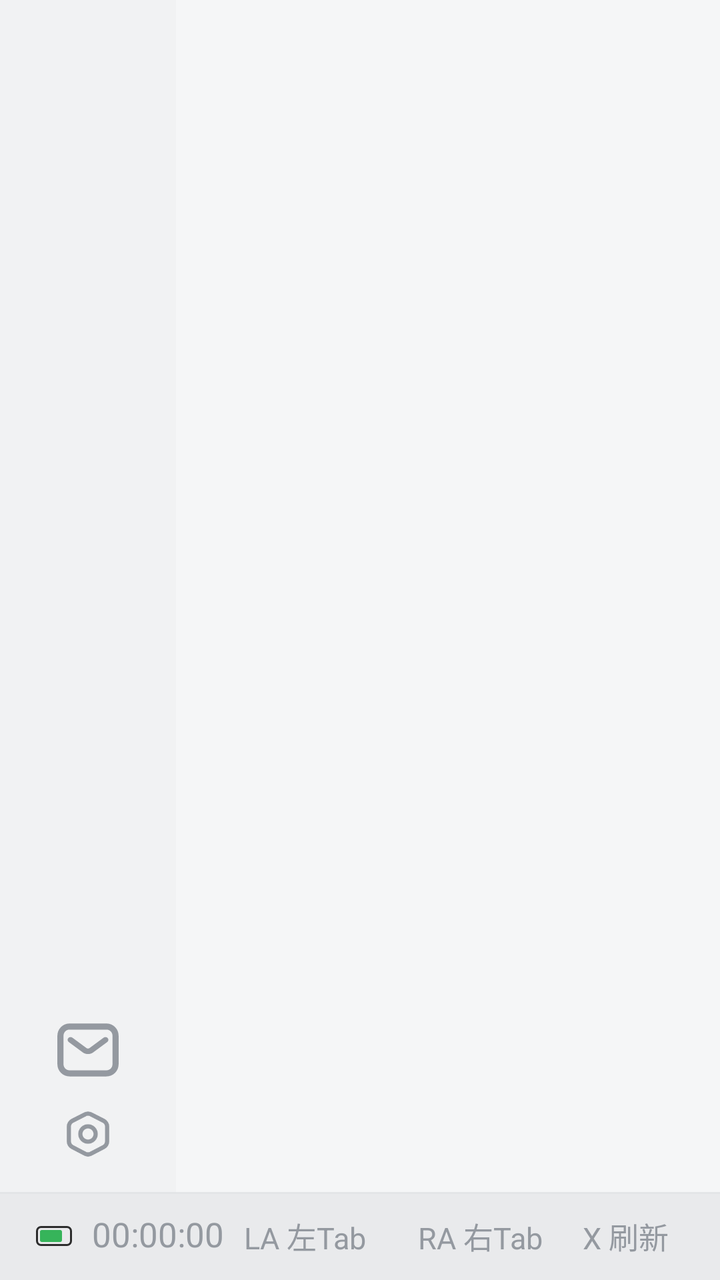
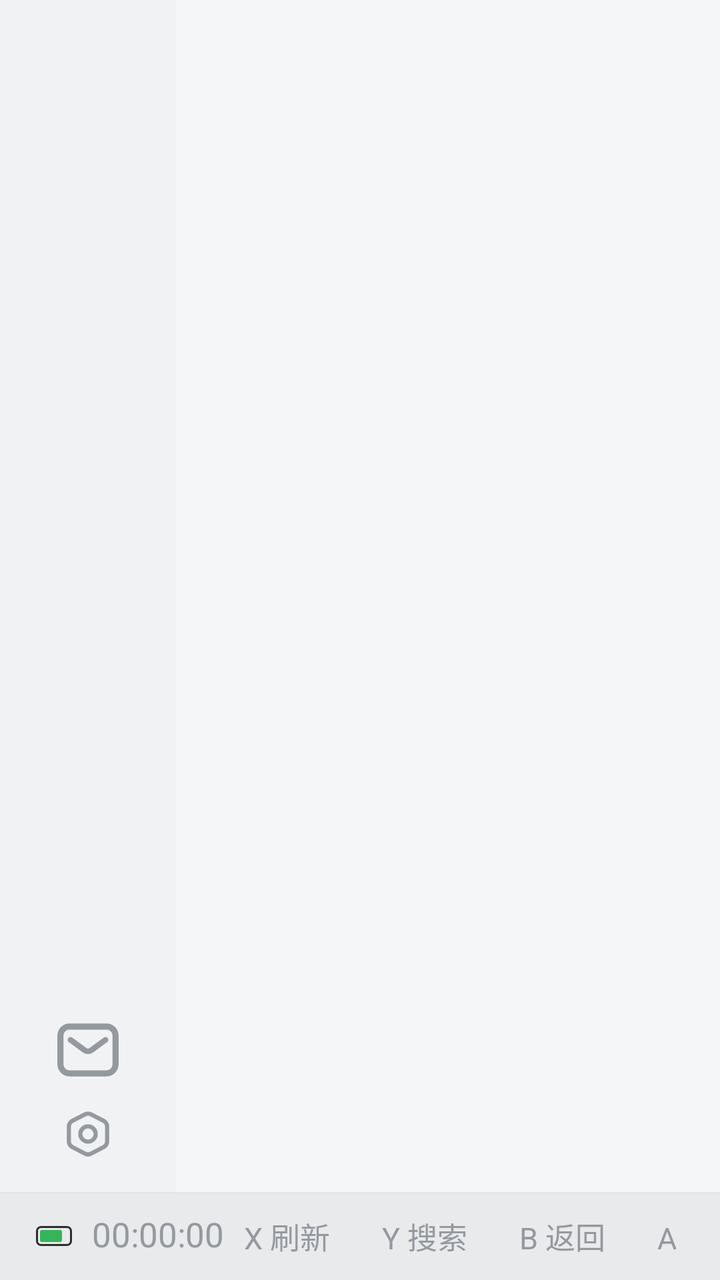

Before-and-after screenshots of an Android layout around one commit, followed by the original layout XML and the change that was made.
<!-- AndroidManifest.xml: application theme Theme.Blbl -->
<!-- res/layout/activity_main.xml -->
<?xml version="1.0" encoding="utf-8"?>
<androidx.constraintlayout.widget.ConstraintLayout xmlns:android="http://schemas.android.com/apk/res/android"
    xmlns:app="http://schemas.android.com/apk/res-auto"
    android:layout_width="match_parent"
    android:layout_height="match_parent"
    android:background="?attr/blblPageBackdrop">

    <LinearLayout
        android:id="@+id/sidebar"
        android:layout_width="@dimen/sidebar_width"
        android:layout_height="0dp"
        android:background="@color/blbl_surface_variant_wiliwili_light"
        android:clipChildren="false"
        android:orientation="vertical"
        app:layout_constraintBottom_toTopOf="@id/footer_bar"
        app:layout_constraintStart_toStartOf="parent"
        app:layout_constraintTop_toTopOf="parent">

        <com.google.android.material.imageview.ShapeableImageView
            android:id="@+id/iv_sidebar_user"
            android:layout_width="@dimen/sidebar_user_size"
            android:layout_height="@dimen/sidebar_user_size"
            android:layout_gravity="center_horizontal"
            android:layout_marginTop="@dimen/sidebar_user_margin_top"
            android:clickable="true"
            android:defaultFocusHighlightEnabled="false"
            android:focusable="true"
            android:padding="1dp"
            android:stateListAnimator="@animator/blbl_focus_scale"
            android:visibility="gone"
            android:contentDescription="@string/app_name"
            android:src="@android:drawable/sym_def_app_icon"
            app:shapeAppearanceOverlay="@style/ShapeAppearanceOverlay_Blbl_Circular"
            app:strokeColor="?attr/blblFocusStrokeColor"
            app:strokeWidth="2dp" />

        <TextView
            android:id="@+id/btn_sidebar_login"
            android:layout_width="@dimen/sidebar_login_size"
            android:layout_height="@dimen/sidebar_login_size"
            android:layout_gravity="center_horizontal"
            android:layout_marginTop="@dimen/sidebar_login_margin_top"
            android:clickable="true"
            android:focusable="true"
            android:gravity="center"
            android:includeFontPadding="false"
            android:stateListAnimator="@animator/blbl_focus_scale"
            android:text="@string/sidebar_login"
            android:textColor="?attr/blblOnPageBackdrop"
            android:textSize="@dimen/sidebar_login_text_size"
            android:visibility="gone"
            android:background="@drawable/blbl_login_circle_bg" />

        <androidx.recyclerview.widget.RecyclerView
            android:id="@+id/recycler_sidebar"
            android:layout_width="match_parent"
            android:layout_height="0dp"
            android:layout_marginTop="@dimen/sidebar_nav_margin_top"
            android:layout_weight="1"
            android:clipChildren="false"
            android:clipToPadding="false"
            android:paddingVertical="0dp" />

        <com.google.android.material.card.MaterialCardView
            android:id="@+id/btn_sidebar_inbox"
            android:layout_width="@dimen/sidebar_main_settings_size"
            android:layout_height="@dimen/sidebar_main_settings_size"
            android:layout_gravity="center_horizontal"
            android:layout_marginBottom="8dp"
            android:contentDescription="消息"
            android:clickable="true"
            android:focusable="true"
            android:stateListAnimator="@animator/blbl_focus_scale"
            android:padding="@dimen/sidebar_main_settings_padding"
            app:cardBackgroundColor="@android:color/transparent"
            app:cardCornerRadius="10dp"
            app:cardElevation="0dp"
            app:strokeColor="?attr/blblFocusStrokeFocusOnlyColor"
            app:strokeWidth="2dp">

            <ImageView
                android:layout_width="match_parent"
                android:layout_height="match_parent"
                android:contentDescription="@null"
                android:scaleType="fitCenter"
                android:src="@drawable/ic_wiliwili_inbox_centered"
                app:tint="?attr/blblOnPageBackdropSecondary" />
        </com.google.android.material.card.MaterialCardView>

        <com.google.android.material.card.MaterialCardView
            android:id="@+id/btn_sidebar_settings"
            android:layout_width="@dimen/sidebar_main_settings_size"
            android:layout_height="@dimen/sidebar_main_settings_size"
            android:layout_gravity="center_horizontal"
            android:layout_marginBottom="@dimen/sidebar_settings_margin_bottom"
            android:contentDescription="@string/tab_settings"
            android:clickable="true"
            android:focusable="true"
            android:stateListAnimator="@animator/blbl_focus_scale"
            android:padding="@dimen/sidebar_main_settings_padding"
            app:cardBackgroundColor="@android:color/transparent"
            app:cardCornerRadius="10dp"
            app:cardElevation="0dp"
            app:strokeColor="?attr/blblFocusStrokeFocusOnlyColor"
            app:strokeWidth="2dp">

            <ImageView
                android:layout_width="match_parent"
                android:layout_height="match_parent"
                android:contentDescription="@null"
                android:scaleType="fitCenter"
                android:src="@drawable/wiliwili_ico_setting"
                app:tint="?attr/blblOnPageBackdropSecondary" />
        </com.google.android.material.card.MaterialCardView>
    </LinearLayout>

    <FrameLayout
        android:id="@+id/main_container"
        android:layout_width="0dp"
        android:layout_height="0dp"
        android:background="?attr/blblContentBackground"
        app:layout_constraintBottom_toTopOf="@id/footer_bar"
        app:layout_constraintEnd_toEndOf="parent"
        app:layout_constraintStart_toEndOf="@id/sidebar"
        app:layout_constraintTop_toTopOf="parent" />

    <LinearLayout
        android:id="@+id/footer_bar"
        android:layout_width="0dp"
        android:layout_height="44dp"
        android:background="@drawable/bg_wiliwili_footer_light"
        android:gravity="center_vertical"
        android:orientation="horizontal"
        android:paddingStart="18dp"
        android:paddingEnd="22dp"
        app:layout_constraintBottom_toBottomOf="parent"
        app:layout_constraintEnd_toEndOf="parent"
        app:layout_constraintStart_toStartOf="parent">

        <View
            android:layout_width="18dp"
            android:layout_height="10dp"
            android:background="@drawable/bg_wiliwili_battery" />

        <TextClock
            android:id="@+id/footer_clock"
            android:layout_width="wrap_content"
            android:layout_height="wrap_content"
            android:layout_marginStart="10dp"
            android:format12Hour="HH:mm:ss"
            android:format24Hour="HH:mm:ss"
            android:includeFontPadding="false"
            android:textColor="?attr/blblOnPageBackdropSecondary"
            android:textSize="17sp" />

        <View
            android:layout_width="0dp"
            android:layout_height="1dp"
            android:layout_weight="1" />

        <TextView
            android:id="@+id/footer_prev_tab"
            android:layout_width="wrap_content"
            android:layout_height="32dp"
            android:background="@drawable/bg_wiliwili_footer_key"
            android:clickable="true"
            android:focusable="true"
            android:gravity="center"
            android:paddingHorizontal="10dp"
            android:text="LA 左Tab"
            android:textColor="?attr/blblOnPageBackdropSecondary"
            android:textSize="15sp" />

        <TextView
            android:id="@+id/footer_next_tab"
            android:layout_width="wrap_content"
            android:layout_height="32dp"
            android:layout_marginStart="6dp"
            android:background="@drawable/bg_wiliwili_footer_key"
            android:clickable="true"
            android:focusable="true"
            android:gravity="center"
            android:paddingHorizontal="10dp"
            android:text="RA 右Tab"
            android:textColor="?attr/blblOnPageBackdropSecondary"
            android:textSize="15sp" />

        <TextView
            android:id="@+id/footer_refresh"
            android:layout_width="wrap_content"
            android:layout_height="32dp"
            android:background="@drawable/bg_wiliwili_footer_key"
            android:clickable="true"
            android:focusable="true"
            android:gravity="center"
            android:paddingHorizontal="10dp"
            android:text="X 刷新"
            android:textColor="?attr/blblOnPageBackdropSecondary"
            android:textSize="15sp" />

        <TextView
            android:id="@+id/footer_search"
            android:layout_width="wrap_content"
            android:layout_height="32dp"
            android:layout_marginStart="6dp"
            android:background="@drawable/bg_wiliwili_footer_key"
            android:clickable="true"
            android:focusable="true"
            android:gravity="center"
            android:paddingHorizontal="10dp"
            android:text="Y 搜索"
            android:textColor="?attr/blblOnPageBackdropSecondary"
            android:textSize="15sp" />

        <TextView
            android:id="@+id/footer_back"
            android:layout_width="wrap_content"
            android:layout_height="32dp"
            android:layout_marginStart="6dp"
            android:background="@drawable/bg_wiliwili_footer_key"
            android:clickable="true"
            android:focusable="true"
            android:gravity="center"
            android:paddingHorizontal="10dp"
            android:text="B 返回"
            android:textColor="?attr/blblOnPageBackdropSecondary"
            android:textSize="15sp" />

        <TextView
            android:id="@+id/footer_confirm"
            android:layout_width="wrap_content"
            android:layout_height="32dp"
            android:layout_marginStart="6dp"
            android:background="@drawable/bg_wiliwili_footer_key"
            android:clickable="true"
            android:focusable="true"
            android:gravity="center"
            android:paddingHorizontal="10dp"
            android:text="A 确定"
            android:textColor="?attr/blblOnPageBackdropSecondary"
            android:textSize="15sp" />
    </LinearLayout>

    <include
        android:id="@+id/user_info_overlay"
        layout="@layout/dialog_user_info"
        android:visibility="gone"
        app:layout_constraintBottom_toBottomOf="parent"
        app:layout_constraintEnd_toEndOf="parent"
        app:layout_constraintStart_toStartOf="parent"
        app:layout_constraintTop_toTopOf="parent" />

</androidx.constraintlayout.widget.ConstraintLayout>
<!-- res/layout/dialog_user_info.xml (included above) -->
<?xml version="1.0" encoding="utf-8"?>
<FrameLayout xmlns:android="http://schemas.android.com/apk/res/android"
    xmlns:app="http://schemas.android.com/apk/res-auto"
    android:id="@+id/overlay"
    android:layout_width="match_parent"
    android:layout_height="match_parent"
    android:background="#66000000"
    android:clickable="true"
    android:focusable="true">

    <com.google.android.material.card.MaterialCardView
        android:id="@+id/card"
        android:layout_width="300dp"
        android:layout_height="wrap_content"
        android:layout_gravity="center"
        android:layout_margin="20dp"
        app:cardBackgroundColor="?attr/blblDialogSurface"
        app:cardCornerRadius="16dp"
        app:cardUseCompatPadding="true">

        <LinearLayout
            android:id="@+id/content"
            android:layout_width="match_parent"
            android:layout_height="wrap_content"
            android:clipChildren="false"
            android:clipToPadding="false"
            android:orientation="vertical"
            android:padding="16dp">

            <LinearLayout
                android:layout_width="match_parent"
                android:layout_height="wrap_content"
                android:gravity="center_vertical"
                android:orientation="horizontal">

                <com.google.android.material.imageview.ShapeableImageView
                    android:id="@+id/iv_avatar"
                    android:layout_width="56dp"
                    android:layout_height="56dp"
                    android:contentDescription="@string/app_name"
                    android:src="@android:drawable/sym_def_app_icon"
                    app:shapeAppearanceOverlay="@style/ShapeAppearanceOverlay_Blbl_Circular" />

                <LinearLayout
                    android:layout_width="0dp"
                    android:layout_height="wrap_content"
                    android:layout_marginStart="12dp"
                    android:layout_weight="1"
                    android:orientation="vertical">

                    <TextView
                        android:id="@+id/tv_name"
                        android:layout_width="match_parent"
                        android:layout_height="wrap_content"
                        android:ellipsize="end"
                        android:maxLines="1"
                        android:textColor="?attr/colorOnSurface"
                        android:textSize="16sp"
                        android:textStyle="bold" />

                    <TextView
                        android:id="@+id/tv_mid"
                        android:layout_width="match_parent"
                        android:layout_height="wrap_content"
                        android:layout_marginTop="2dp"
                        android:textColor="?android:attr/textColorSecondary"
                        android:textSize="12sp" />
                </LinearLayout>
            </LinearLayout>

            <LinearLayout
                android:id="@+id/profile_stats_row"
                android:layout_width="match_parent"
                android:layout_height="wrap_content"
                android:layout_marginTop="14dp"
                android:clipChildren="false"
                android:clipToPadding="false"
                android:orientation="horizontal">

                <LinearLayout
                    android:id="@+id/btn_following"
                    android:layout_width="0dp"
                    android:layout_height="wrap_content"
                    android:layout_weight="1"
                    android:background="?attr/blblFocusBgRound"
                    android:clickable="true"
                    android:focusable="true"
                    android:gravity="center_horizontal"
                    android:orientation="vertical"
                    android:paddingVertical="8dp"
                    android:stateListAnimator="@animator/blbl_focus_scale">

                    <TextView
                        android:id="@+id/tv_following"
                        android:layout_width="wrap_content"
                        android:layout_height="wrap_content"
                        android:textColor="?attr/colorOnSurface"
                        android:textSize="16sp"
                        android:textStyle="bold" />

                    <TextView
                        android:id="@+id/tv_following_label"
                        android:layout_width="wrap_content"
                        android:layout_height="wrap_content"
                        android:layout_marginTop="2dp"
                        android:text="@string/label_following"
                        android:textColor="?android:attr/textColorSecondary"
                        android:textSize="12sp" />
                </LinearLayout>

                <LinearLayout
                    android:id="@+id/btn_follower"
                    android:layout_width="0dp"
                    android:layout_height="wrap_content"
                    android:layout_weight="1"
                    android:layout_marginStart="6dp"
                    android:layout_marginEnd="6dp"
                    android:background="?attr/blblFocusBgRound"
                    android:clickable="true"
                    android:focusable="true"
                    android:gravity="center_horizontal"
                    android:orientation="vertical"
                    android:paddingVertical="8dp"
                    android:stateListAnimator="@animator/blbl_focus_scale">

                    <TextView
                        android:id="@+id/tv_follower"
                        android:layout_width="wrap_content"
                        android:layout_height="wrap_content"
                        android:textColor="?attr/colorOnSurface"
                        android:textSize="16sp"
                        android:textStyle="bold" />

                    <TextView
                        android:id="@+id/tv_follower_label"
                        android:layout_width="wrap_content"
                        android:layout_height="wrap_content"
                        android:layout_marginTop="2dp"
                        android:text="@string/label_follower"
                        android:textColor="?android:attr/textColorSecondary"
                        android:textSize="12sp" />
                </LinearLayout>

                <LinearLayout
                    android:layout_width="0dp"
                    android:layout_height="wrap_content"
                    android:layout_weight="1"
                    android:gravity="center_horizontal"
                    android:orientation="vertical">

                    <TextView
                        android:id="@+id/tv_coins"
                        android:layout_width="wrap_content"
                        android:layout_height="wrap_content"
                        android:textColor="?attr/colorOnSurface"
                        android:textSize="16sp"
                        android:textStyle="bold" />

                    <TextView
                        android:id="@+id/tv_coins_label"
                        android:layout_width="wrap_content"
                        android:layout_height="wrap_content"
                        android:layout_marginTop="2dp"
                        android:text="@string/label_coins"
                        android:textColor="?android:attr/textColorSecondary"
                        android:textSize="12sp" />
                </LinearLayout>
            </LinearLayout>

            <LinearLayout
                android:id="@+id/profile_exp_row"
                android:layout_width="match_parent"
                android:layout_height="wrap_content"
                android:layout_marginTop="14dp"
                android:gravity="center_vertical"
                android:orientation="horizontal">

                <TextView
                    android:id="@+id/tv_exp"
                    android:layout_width="0dp"
                    android:layout_height="wrap_content"
                    android:layout_weight="1"
                    android:textColor="?android:attr/textColorSecondary"
                    android:textSize="12sp" />

                <TextView
                    android:id="@+id/tv_level"
                    android:layout_width="wrap_content"
                    android:layout_height="wrap_content"
                    android:textColor="?attr/colorOnSurface"
                    android:textSize="14sp"
                    android:textStyle="bold" />
            </LinearLayout>

            <com.google.android.material.progressindicator.LinearProgressIndicator
                android:id="@+id/progress_exp"
                android:layout_width="match_parent"
                android:layout_height="wrap_content"
                android:layout_marginTop="8dp"
                app:indicatorColor="?attr/blblAccent"
                app:trackColor="?attr/colorSurface" />

            <TextView
                android:id="@+id/btn_switch_account"
                android:layout_width="match_parent"
                android:layout_height="wrap_content"
                android:layout_marginTop="14dp"
                android:background="?attr/blblFocusBgRound"
                android:clickable="true"
                android:focusable="true"
                android:gravity="center"
                android:paddingVertical="10dp"
                android:stateListAnimator="@animator/blbl_focus_scale"
                android:text="@string/action_switch_account"
                android:textColor="?attr/colorOnSurface"
                android:textSize="14sp"
                android:textStyle="bold" />

            <LinearLayout
                android:id="@+id/account_switch_panel"
                android:layout_width="match_parent"
                android:layout_height="wrap_content"
                android:layout_marginTop="14dp"
                android:orientation="vertical"
                android:visibility="gone">

                <LinearLayout
                    android:id="@+id/account_list"
                    android:layout_width="match_parent"
                    android:layout_height="wrap_content"
                    android:layout_marginTop="6dp"
                    android:clipChildren="false"
                    android:clipToPadding="false"
                    android:orientation="vertical" />

                <TextView
                    android:id="@+id/btn_add_account"
                    android:layout_width="match_parent"
                    android:layout_height="wrap_content"
                    android:layout_marginHorizontal="@dimen/focus_safe_padding_h"
                    android:layout_marginTop="8dp"
                    android:background="?attr/blblFocusBgRound"
                    android:clickable="true"
                    android:focusable="true"
                    android:gravity="center"
                    android:paddingVertical="10dp"
                    android:stateListAnimator="@animator/blbl_focus_scale"
                    android:text="@string/action_add_account"
                    android:textColor="?attr/colorOnSurface"
                    android:textSize="14sp"
                    android:textStyle="bold" />
            </LinearLayout>

            <TextView
                android:id="@+id/btn_logout"
                android:layout_width="match_parent"
                android:layout_height="wrap_content"
                android:layout_marginTop="14dp"
                android:background="@drawable/blbl_focus_bg_round_danger"
                android:clickable="true"
                android:focusable="true"
                android:gravity="center"
                android:paddingVertical="10dp"
                android:stateListAnimator="@animator/blbl_focus_scale"
                android:text="@string/action_logout"
                android:textColor="@color/blbl_red"
                android:textSize="14sp"
                android:textStyle="bold" />

            <ProgressBar
                android:id="@+id/pb_loading"
                style="?android:attr/progressBarStyleSmall"
                android:layout_width="wrap_content"
                android:layout_height="wrap_content"
                android:layout_gravity="center_horizontal"
                android:layout_marginTop="16dp"
                android:visibility="gone" />
        </LinearLayout>
    </com.google.android.material.card.MaterialCardView>
</FrameLayout>
<!-- resources referenced by this layout -->
<resources>
  <color name="blbl_red">#FF4D4F</color>
  <color name="blbl_surface_variant_wiliwili_light">#F1F2F3</color>
  <dimen name="focus_safe_padding_h">8dp</dimen>
  <dimen name="sidebar_login_margin_top">12dp</dimen>
  <dimen name="sidebar_login_size">56dp</dimen>
  <dimen name="sidebar_login_text_size">16sp</dimen>
  <dimen name="sidebar_main_settings_padding">4.5dp</dimen>
  <dimen name="sidebar_main_settings_size">34dp</dimen>
  <dimen name="sidebar_nav_margin_top">16dp</dimen>
  <dimen name="sidebar_settings_margin_bottom">12dp</dimen>
  <dimen name="sidebar_user_margin_top">12dp</dimen>
  <dimen name="sidebar_user_size">48dp</dimen>
  <dimen name="sidebar_width">88dp</dimen>
  <!-- drawable bg_wiliwili_footer_light (drawable) -->
  <?xml version="1.0" encoding="utf-8"?>
  <layer-list xmlns:android="http://schemas.android.com/apk/res/android">
      <item>
          <shape android:shape="rectangle">
              <solid android:color="@color/blbl_footer_wiliwili_light" />
          </shape>
      </item>
      <item android:gravity="top" android:height="1dp">
          <shape android:shape="rectangle">
              <solid android:color="@color/blbl_line_wiliwili_light" />
          </shape>
      </item>
  </layer-list>
  <string name="action_add_account">添加帐号</string>
  <string name="action_logout">退出登录</string>
  <string name="action_switch_account">切换帐号</string>
  <string name="app_name">wiliwili POC</string>
  <string name="label_coins">银币</string>
  <string name="label_follower">粉丝</string>
  <string name="label_following">关注</string>
  <string name="sidebar_login">登录</string>
  <string name="tab_settings">设置</string>
  <style name="ShapeAppearanceOverlay_Blbl_Circular">
          <item name="cornerFamily">rounded</item>
          <item name="cornerSize">50%</item>
      </style>
  <style name="Theme.Blbl" parent="Theme.Blbl.Base.WiliWiliLight">
          <item name="blblAccent">@color/blbl_purple</item>
          <item name="blblAccentContainer">@color/blbl_accent_violet_container</item>
          <item name="blblAccentWeak">@color/blbl_accent_violet_weak</item>
          <item name="blblAccentPressed">@color/blbl_accent_violet_pressed</item>
      </style>
  <color name="blbl_accent_wiliwili_container">#33FF6699</color>
  <color name="blbl_accent_wiliwili">#FF6699</color>
  <color name="blbl_accent_wiliwili_weak">#66FF6699</color>
  <color name="blbl_footer_wiliwili_light">#E9EAEC</color>
  <color name="blbl_line_wiliwili_light">#E3E5E7</color>
  <color name="blbl_purple">#8A2BE2</color>
  <color name="blbl_accent_violet_container">#338A2BE2</color>
  <color name="blbl_accent_violet_weak">#668A2BE2</color>
  <color name="blbl_accent_violet_pressed">#808A2BE2</color>
  <color name="blbl_surface_wiliwili_light">#FFFFFFFF</color>
  <color name="blbl_text_wiliwili_light">#18191C</color>
  <color name="blbl_bg_wiliwili_light">#F5F6F7</color>
  <color name="blbl_text_secondary_wiliwili_light">#9499A0</color>
  <color name="blbl_accent_wiliwili_pressed">#80FF6699</color>
  <style name="Widget.Blbl.MaterialAlertDialog.Title.Text" parent="MaterialAlertDialog.MaterialComponents.Title.Text">
          <item name="android:textColor">?attr/colorOnSurface</item>
      </style>
  <style name="Widget.Blbl.MaterialAlertDialog.Body.Text" parent="MaterialAlertDialog.MaterialComponents.Body.Text">
          <item name="android:textColor">?android:attr/textColorSecondary</item>
      </style>
  <style name="Widget.Blbl.Dialog.ListView" parent="Widget.AppCompat.ListView">
          <item name="android:listSelector">?attr/blblFocusListSelectorRound</item>
          <item name="android:divider">@android:color/transparent</item>
          <item name="android:dividerHeight">0dp</item>
          <item name="android:cacheColorHint">@android:color/transparent</item>
      </style>
  <!-- unchanged entries left out for length: 13 -->
</resources>

<!-- the commit's change to res/layout/activity_main.xml (unified diff, before → after) -->
@@ -162,6 +162,7 @@
             android:id="@+id/footer_prev_tab"
             android:layout_width="wrap_content"
             android:layout_height="32dp"
+            android:visibility="gone"
             android:background="@drawable/bg_wiliwili_footer_key"
             android:clickable="true"
             android:focusable="true"
@@ -175,6 +176,7 @@
             android:id="@+id/footer_next_tab"
             android:layout_width="wrap_content"
             android:layout_height="32dp"
+            android:visibility="gone"
             android:layout_marginStart="6dp"
             android:background="@drawable/bg_wiliwili_footer_key"
             android:clickable="true"
